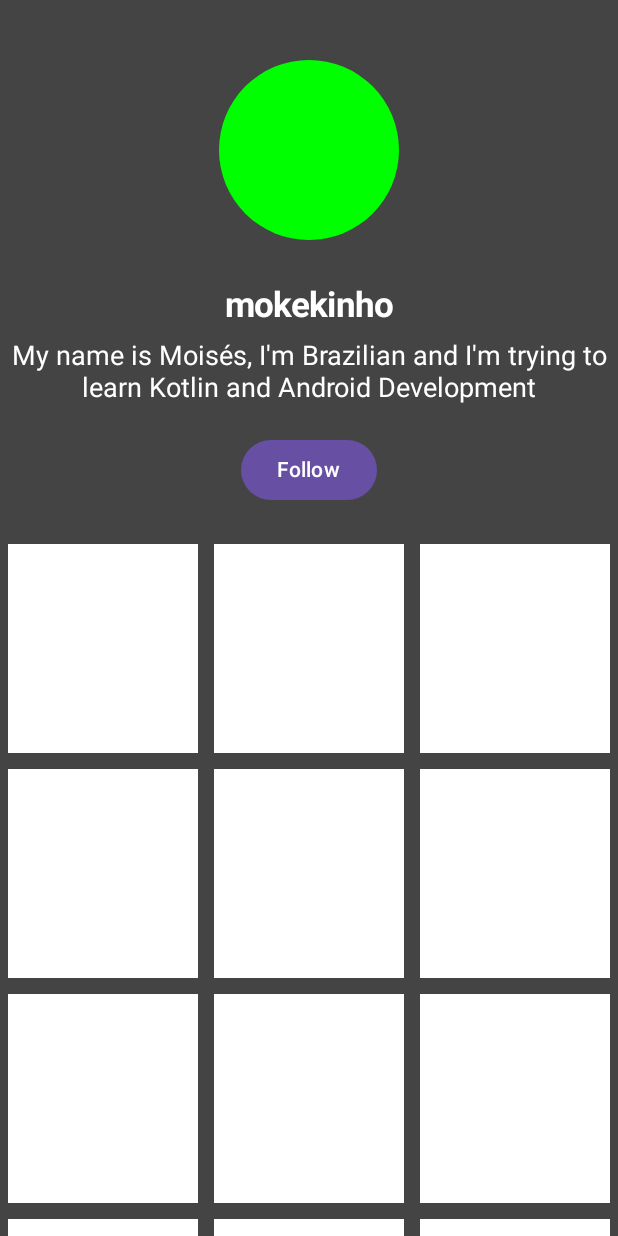
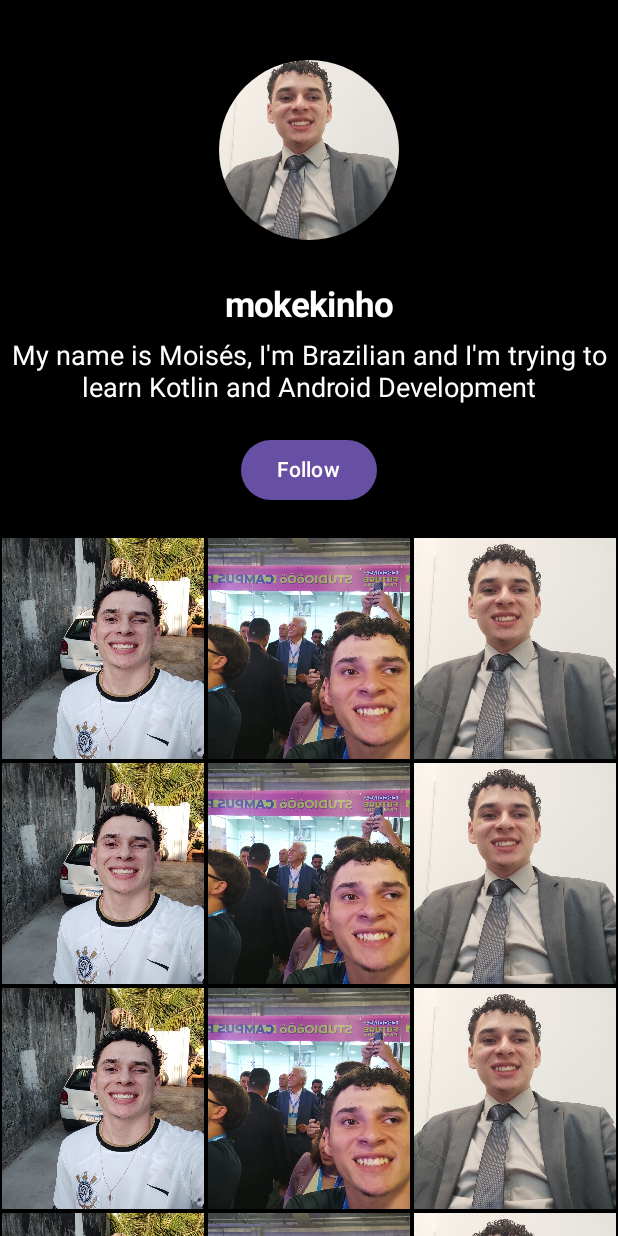
Before and after one commit to Mokekinho/NextStepSocialMedia, an Android app built with Jetpack Compose: the screen it shows after launch (MainActivity), on a phone screen of 412 x 824 dp. Run offline under Robolectric (Android 15) with nearby library versions, the phone set to English and light mode, and no system bars.

Commit message:
Corection of last commit

```diff
--- a/app/src/main/java/com/example/nextstepprofile/MainActivity.kt
+++ b/app/src/main/java/com/example/nextstepprofile/MainActivity.kt
@@ -4,6 +4,7 @@ import android.os.Bundle
 import androidx.activity.ComponentActivity
 import androidx.activity.compose.setContent
 import androidx.activity.enableEdgeToEdge
+import androidx.compose.foundation.Image
 import androidx.compose.foundation.background
 import androidx.compose.foundation.layout.Arrangement
 import androidx.compose.foundation.layout.Column
@@ -13,8 +14,13 @@ import androidx.compose.foundation.layout.fillMaxSize
 import androidx.compose.foundation.layout.fillMaxWidth
 import androidx.compose.foundation.layout.height
 import androidx.compose.foundation.layout.padding
+import androidx.compose.foundation.layout.size
 import androidx.compose.foundation.layout.width
 import androidx.compose.foundation.lazy.LazyColumn
+import androidx.compose.foundation.lazy.grid.GridCells
+import androidx.compose.foundation.lazy.grid.LazyVerticalGrid
+import androidx.compose.foundation.lazy.grid.items
+import androidx.compose.foundation.lazy.itemsIndexed
 import androidx.compose.foundation.shape.CircleShape
 import androidx.compose.material3.Button
 import androidx.compose.material3.Scaffold
@@ -22,7 +28,11 @@ import androidx.compose.material3.Text
 import androidx.compose.runtime.Composable
 import androidx.compose.ui.Alignment
 import androidx.compose.ui.Modifier
+import androidx.compose.ui.draw.clip
 import androidx.compose.ui.graphics.Color
+import androidx.compose.ui.graphics.painter.Painter
+import androidx.compose.ui.layout.ContentScale
+import androidx.compose.ui.res.painterResource
 import androidx.compose.ui.text.font.FontWeight
 import androidx.compose.ui.text.style.TextAlign
 import androidx.compose.ui.tooling.preview.Preview
@@ -35,19 +45,55 @@ class MainActivity : ComponentActivity() {
         super.onCreate(savedInstanceState)
         //enableEdgeToEdge()
         setContent {
+            val profile = painterResource(R.drawable.perfiloficial)
+            val userName = "mokekinho"
+            val description = "My name is Moisés, I'm Brazilian and I'm trying to learn Kotlin and Android Development"
+            val feedImages = listOf(
+                painterResource(R.drawable.feed1),
+                painterResource(R.drawable.feed2),
+                painterResource(R.drawable.perfiloficial),
+                painterResource(R.drawable.feed1),
+                painterResource(R.drawable.feed2),
+                painterResource(R.drawable.perfiloficial),
+                painterResource(R.drawable.feed1),
+                painterResource(R.drawable.feed2),
+                painterResource(R.drawable.perfiloficial),
+                painterResource(R.drawable.feed1),
+                painterResource(R.drawable.feed2),
+                painterResource(R.drawable.perfiloficial),
+                painterResource(R.drawable.feed1),
+                painterResource(R.drawable.feed2),
+                painterResource(R.drawable.perfiloficial),
+                painterResource(R.drawable.feed1),
+                painterResource(R.drawable.feed2),
+                painterResource(R.drawable.perfiloficial),
+                painterResource(R.drawable.perfiloficial),
 
-            ProfileScreen()
+            )
+
+            ProfileScreen(
+                profile,
+                userName,
+                description,
+                feedImages,
+            )
+
 
         }
     }
 }
 
 @Composable
-fun ProfileScreen(){
+fun ProfileScreen(
+    profile : Painter,
+    userName : String,
+    description : String,
+    feedImages : List<Painter>
+){
     Column(
         modifier = Modifier
             .fillMaxSize()
-            .background(Color.DarkGray)
+            .background(Color.Black)
         ,
         horizontalAlignment = Alignment.CenterHorizontally,
 
@@ -56,18 +102,20 @@ fun ProfileScreen(){
             modifier = Modifier
                 .height(40.dp)
         )
-        Spacer( //it will be the photo
+        Image( //it will be the photo
+            profile,
+            null,
+            contentScale = ContentScale.Crop, //make it fill all the spaces
             modifier = Modifier
-                .background(Color.Green, shape = CircleShape)
-                .width(120.dp)
-                .height(120.dp)
+                .size(120.dp) //better because it get the height and the width
+                .clip(CircleShape) //cut the image in the circle shape
         )
         Spacer(
             modifier = Modifier
                 .height(30.dp)
         )
         Text(//username
-            "mokekinho",
+            userName,
             fontWeight = FontWeight.Bold,
             fontSize = 23.sp,
             color = Color.White,
@@ -77,7 +125,7 @@ fun ProfileScreen(){
                 .height(10.dp)
         )
         Text( //Descriprion
-            "My name is Moisés, I'm Brazilian and I'm trying to learn Kotlin and Android Development",
+            description,
             fontSize = 18.sp,
             color = Color.White,
             textAlign = TextAlign.Center,
@@ -102,49 +150,22 @@ fun ProfileScreen(){
                 .fillMaxWidth()
 
         )
-        LazyColumn(
-            modifier = Modifier
-                //LAZY COLUMN IS SCROLLABLE BY DEFAULT userScrollEnabled
-                .fillMaxSize()
+        LazyVerticalGrid(
+            GridCells.Fixed(3),
 
-            ,
-            horizontalAlignment = Alignment.CenterHorizontally
-        ){
-            items(100){
-                Row (
-                    verticalAlignment = Alignment.CenterVertically,
-                ) {
+        ) {
+            items(feedImages){
+                Image(
+                    it,
+                    null,
+                    contentScale = ContentScale.Crop,
+                    modifier = Modifier
+                        .size(150.dp)
+                        .padding(1.dp)
+                        .align(Alignment.CenterHorizontally)
 
-                    Spacer( //images
-                        modifier = Modifier
-                            .width(150.dp)
-                            .height(150.dp)
-                            .padding(5.dp)
-                            .background(color = Color.White)
-                            .weight(1f)
-                    )
-                    Spacer( //images
-                        modifier = Modifier
-                            .width(150.dp)
-                            .height(150.dp)
-                            .padding(5.dp)
-                            .background(color = Color.White)
-                            .weight(1f)
-                    )
-                    Spacer( //images
-                        modifier = Modifier
-                            .width(150.dp)
-                            .height(150.dp)
-                            .padding(5.dp)
-                            .background(color = Color.White)
-                            .weight(1f)
-                    )
-
-
-                }
-
+                )
             }
-
         }
 
 
@@ -152,3 +173,42 @@ fun ProfileScreen(){
     }
 
 }
+
+
+@Preview
+@Composable
+fun Preview(){
+    val profile = painterResource(R.drawable.perfiloficial)
+    val userName = "mokekinho"
+    val description = "My name is Moisés, I'm Brazilian and I'm trying to learn Kotlin and Android Development"
+    val feedImages = listOf(
+        painterResource(R.drawable.feed1),
+        painterResource(R.drawable.feed2),
+        painterResource(R.drawable.perfiloficial),
+        painterResource(R.drawable.feed2),
+        painterResource(R.drawable.feed1),
+        painterResource(R.drawable.feed2),
+        painterResource(R.drawable.perfiloficial),
+        painterResource(R.drawable.feed2),
+        painterResource(R.drawable.feed1),
+        painterResource(R.drawable.feed2),
+        painterResource(R.drawable.perfiloficial),
+        painterResource(R.drawable.feed2),
+        painterResource(R.drawable.feed1),
+        painterResource(R.drawable.feed2),
+        painterResource(R.drawable.perfiloficial),
+        painterResource(R.drawable.feed2),
+        painterResource(R.drawable.feed1),
+        painterResource(R.drawable.feed2),
+        painterResource(R.drawable.perfiloficial),
+        painterResource(R.drawable.feed2),
+
+    )
+
+    ProfileScreen(
+        profile,
+        userName,
+        description,
+        feedImages,
+    )
+}
```
